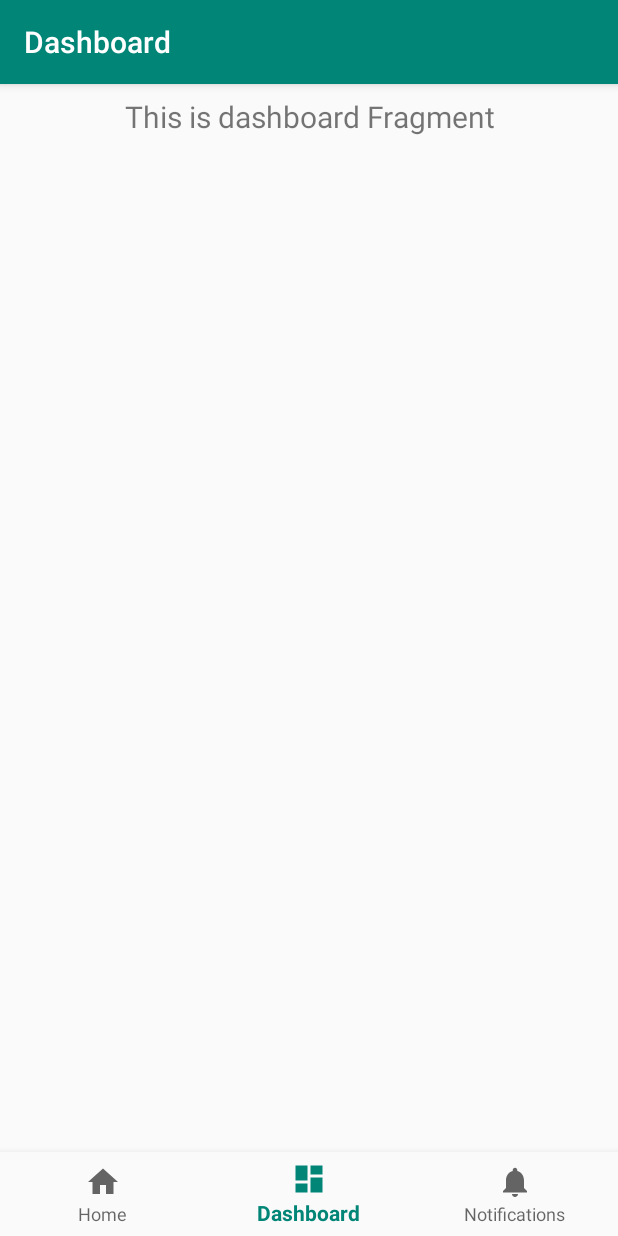
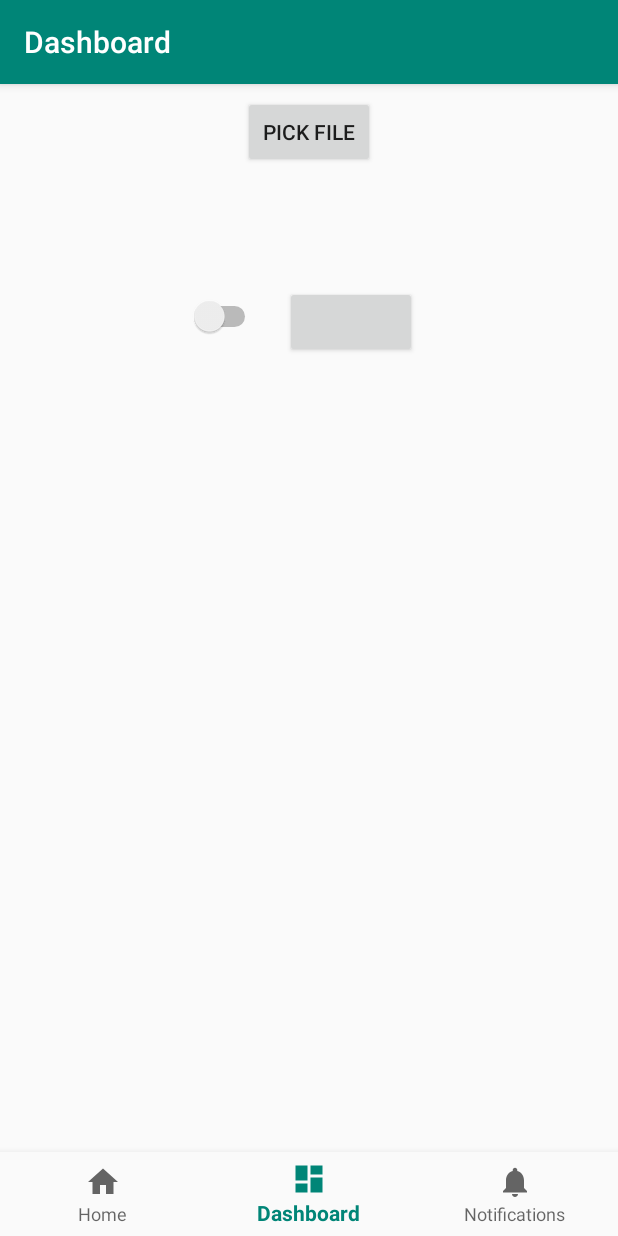
Before and after one commit to miguelromeral/SecretManager, an Android app: the screen it shows after launch (MainActivity), item 2 of the bottom bar chosen, on a phone screen of 412 x 824 dp. Run offline under Robolectric (Android 15) with nearby library versions, the phone set to English and light mode, and no system bars; our stand-ins replace data binding, navigation-ui; libraries missing offline, so code that uses them is left out: androidx.databinding.library, org.bouncycastle.jce, org.bouncycastle.util; 3 statements that could not run were skipped.

Commit message:
Refactor in execute button and with conditions for enable them

```diff
--- a/app/src/main/AndroidManifest.xml
+++ b/app/src/main/AndroidManifest.xml
@@ -10,7 +10,7 @@
         android:supportsRtl="true"
         android:theme="@style/AppTheme">
         <activity
-            android:name=".MainActivity"
+            android:name=".ui.activities.MainActivity"
             android:label="@string/app_name">
             <intent-filter>
                 <action android:name="android.intent.action.MAIN" />
--- a/app/src/main/java/es/miguelromeral/secretmanager/classes/MyCipher.kt
+++ b/app/src/main/java/es/miguelromeral/secretmanager/classes/MyCipher.kt
@@ -51,7 +51,7 @@ class MyCipher {
     }
 
     @Throws(Exception::class)
-    fun decrypt(encryptedIvTextBytes: ByteArray, key: String): String {
+    fun decrypt(encryptedIvTextBytes: ByteArray, key: String): ByteArray {
         val ivSize = 16
         val keySize = 16
 
@@ -77,6 +77,6 @@ class MyCipher {
         cipherDecrypt.init(Cipher.DECRYPT_MODE, secretKeySpec, ivParameterSpec)
         val decrypted = cipherDecrypt.doFinal(encryptedBytes)
 
-        return String(decrypted)
+        return decrypted
     }
 }
--- a/app/src/main/java/es/miguelromeral/secretmanager/MainActivity.kt
+++ b/app/src/main/java/es/miguelromeral/secretmanager/ui/activities/MainActivity.kt
@@ -1,7 +1,6 @@
-package es.miguelromeral.secretmanager
+package es.miguelromeral.secretmanager.ui.activities
 
 import android.os.Bundle
-import android.util.Base64
 import android.util.Log
 import com.google.android.material.bottomnavigation.BottomNavigationView
 import androidx.appcompat.app.AppCompatActivity
@@ -9,6 +8,7 @@ import androidx.navigation.findNavController
 import androidx.navigation.ui.AppBarConfiguration
 import androidx.navigation.ui.setupActionBarWithNavController
 import androidx.navigation.ui.setupWithNavController
+import es.miguelromeral.secretmanager.R
 import es.miguelromeral.secretmanager.classes.MyCipher
 import es.miguelromeral.secretmanager.classes.encode
 
@@ -24,13 +24,15 @@ class MainActivity : AppCompatActivity() {
         // menu should be considered as top level destinations.
         val appBarConfiguration = AppBarConfiguration(
             setOf(
-                R.id.navigation_home, R.id.navigation_dashboard, R.id.navigation_notifications
+                R.id.navigation_home,
+                R.id.navigation_dashboard,
+                R.id.navigation_notifications
             )
         )
         setupActionBarWithNavController(navController, appBarConfiguration)
         navView.setupWithNavController(navController)
 
-
+/*
         val c = MyCipher()
         val plain = "My plain message"
         val pwd = "pwdsadsadasdssssssssssssssssssssssssssssssssssssssssssssssssssssssssssssssss"
@@ -40,6 +42,6 @@ class MainActivity : AppCompatActivity() {
         val encrypted = c.encrypt(plain, pwd)
         Log.i("Test", "Encrypted: ${encode(encrypted)}")
         val restored = c.decrypt(encrypted, pwd)
-        Log.i("Test", "Restored: $restored")
+        Log.i("Test", "Restored: $restored")*/
     }
 }
--- a/app/src/main/java/es/miguelromeral/secretmanager/ui/dashboard/DashboardFragment.kt
+++ /dev/null
@@ -1,31 +0,0 @@
-package es.miguelromeral.secretmanager.ui.dashboard
-
-import android.os.Bundle
-import android.view.LayoutInflater
-import android.view.View
-import android.view.ViewGroup
-import android.widget.TextView
-import androidx.fragment.app.Fragment
-import androidx.lifecycle.Observer
-import androidx.lifecycle.ViewModelProviders
-import es.miguelromeral.secretmanager.R
-
-class DashboardFragment : Fragment() {
-
-    private lateinit var dashboardViewModel: DashboardViewModel
-
-    override fun onCreateView(
-        inflater: LayoutInflater,
-        container: ViewGroup?,
-        savedInstanceState: Bundle?
-    ): View? {
-        dashboardViewModel =
-            ViewModelProviders.of(this).get(DashboardViewModel::class.java)
-        val root = inflater.inflate(R.layout.fragment_dashboard, container, false)
-        val textView: TextView = root.findViewById(R.id.text_dashboard)
-        dashboardViewModel.text.observe(this, Observer {
-            textView.text = it
-        })
-        return root
-    }
-}
--- a/app/src/main/java/es/miguelromeral/secretmanager/ui/dashboard/DashboardViewModel.kt
+++ /dev/null
@@ -1,13 +0,0 @@
-package es.miguelromeral.secretmanager.ui.dashboard
-
-import androidx.lifecycle.LiveData
-import androidx.lifecycle.MutableLiveData
-import androidx.lifecycle.ViewModel
-
-class DashboardViewModel : ViewModel() {
-
-    private val _text = MutableLiveData<String>().apply {
-        value = "This is dashboard Fragment"
-    }
-    val text: LiveData<String> = _text
-}
--- /dev/null
+++ b/app/src/main/java/es/miguelromeral/secretmanager/ui/fragments/FileConverterFragment.kt
@@ -0,0 +1,79 @@
+package es.miguelromeral.secretmanager.ui.fragments
+
+import android.app.Activity
+import android.content.Intent
+import android.database.Cursor
+import android.os.Bundle
+import android.util.Log
+import android.view.LayoutInflater
+import android.view.View
+import android.view.ViewGroup
+import android.widget.TextView
+import android.widget.Toast
+import androidx.databinding.DataBindingUtil
+import androidx.fragment.app.Fragment
+import androidx.lifecycle.Observer
+import androidx.lifecycle.ViewModelProviders
+import es.miguelromeral.secretmanager.R
+import es.miguelromeral.secretmanager.databinding.FragmentFileConverterBinding
+import es.miguelromeral.secretmanager.ui.shareContentText
+import es.miguelromeral.secretmanager.ui.viewmodelfactories.FileConverterFactory
+import es.miguelromeral.secretmanager.ui.viewmodelfactories.HomeFactory
+import es.miguelromeral.secretmanager.ui.viewmodels.FileConverterViewModel
+import es.miguelromeral.secretmanager.ui.viewmodels.HomeViewModel
+
+class FileConverterFragment : Fragment() {
+
+    private lateinit var viewModel: FileConverterViewModel
+    private lateinit var binding: FragmentFileConverterBinding
+
+    override fun onCreateView(
+        inflater: LayoutInflater,
+        container: ViewGroup?,
+        savedInstanceState: Bundle?
+    ): View? {
+
+        // Get the current application
+        val application = requireNotNull(this.activity).application
+        // Get the View Model Factory
+        val vmf = FileConverterFactory(application)
+        // Initialize View Model
+        viewModel = ViewModelProviders.of(this, vmf).get(FileConverterViewModel::class.java)
+        // Initialize Binding
+        binding = DataBindingUtil.inflate(inflater, es.miguelromeral.secretmanager.R.layout.fragment_file_converter, container, false)
+        // Passing the parameters to binding variables
+        binding.viewModel = viewModel
+        binding.fileItem = viewModel.item
+
+        binding.bPickFile.setOnClickListener{
+            val intent = Intent(Intent.ACTION_OPEN_DOCUMENT).apply {
+                addCategory(Intent.CATEGORY_OPENABLE)
+                type = "*/*"
+            }
+            startActivityForResult(intent, REQUEST_CODE)
+        }
+
+        binding.executeButton.bExecute.setOnClickListener{
+            viewModel.execute()
+        }
+
+        // Returning the binding root
+        return binding.root
+    }
+
+
+
+    override fun onActivityResult(requestCode: Int, resultCode: Int, data: Intent?) {
+        when(requestCode){
+            REQUEST_CODE -> {
+                if(resultCode == Activity.RESULT_OK){
+                    viewModel.proccessNewFile(context!!, data?.data)
+                }
+            }
+        }
+    }
+
+    companion object{
+        private const val REQUEST_CODE = 10
+    }
+}
--- a/app/src/main/java/es/miguelromeral/secretmanager/ui/home/HomeFragment.kt
+++ b/app/src/main/java/es/miguelromeral/secretmanager/ui/fragments/HomeFragment.kt
@@ -1,33 +1,20 @@
-package es.miguelromeral.secretmanager.ui.home
+package es.miguelromeral.secretmanager.ui.fragments
 
 import android.os.Bundle
-import android.util.Log
 import android.view.*
-import android.widget.TextView
-import androidx.core.view.GestureDetectorCompat
-import androidx.core.view.MotionEventCompat
 import androidx.databinding.DataBindingUtil
 import androidx.fragment.app.Fragment
-import androidx.lifecycle.Observer
-import androidx.lifecycle.ViewModel
 import androidx.lifecycle.ViewModelProviders
-import es.miguelromeral.secretmanager.R
 import es.miguelromeral.secretmanager.databinding.FragmentHomeBinding
-import es.miguelromeral.secretmanager.ui.models.TextItem
 import es.miguelromeral.secretmanager.ui.viewmodelfactories.HomeFactory
 import es.miguelromeral.secretmanager.ui.viewmodels.HomeViewModel
-import android.view.MotionEvent
-import android.app.Activity
-import android.content.Context
 import android.widget.Toast
-import es.miguelromeral.secretmanager.MainActivity
 import es.miguelromeral.secretmanager.ui.shareContentText
-import kotlinx.android.synthetic.main.fragment_home.*
 
 
 class HomeFragment : Fragment() {
 
-    private lateinit var homeViewModel: HomeViewModel
+    private lateinit var viewModel: HomeViewModel
     private lateinit var binding: FragmentHomeBinding
 
     override fun onCreateView(
@@ -41,23 +28,23 @@ class HomeFragment : Fragment() {
         // Get the View Model Factory
         val vmf = HomeFactory(application)
         // Initialize View Model
-        homeViewModel = ViewModelProviders.of(this, vmf).get(HomeViewModel::class.java)
+        viewModel = ViewModelProviders.of(this, vmf).get(HomeViewModel::class.java)
         // Initialize Binding
         binding = DataBindingUtil.inflate(inflater, es.miguelromeral.secretmanager.R.layout.fragment_home, container, false)
         // Passing the parameters to binding variables
-        binding.viewModel = homeViewModel
-        binding.item = homeViewModel.item
+        binding.viewModel = viewModel
+        binding.item = viewModel.item
 
         binding.bShareOutput.setOnClickListener{view ->
-            if(homeViewModel.item.output.isNotEmpty()) {
-                shareContentText(view.context, homeViewModel.item.output)
+            if(viewModel.item.output.isNotEmpty()) {
+                shareContentText(view.context, viewModel.item.output)
             }else{
                 Toast.makeText(context, "Output is empty yet.", Toast.LENGTH_LONG).show()
             }
         }
 
         binding.bExchange.setOnClickListener{
-            homeViewModel.item.let{
+            viewModel.item.let{
                 if(it.output.isNotEmpty()) {
                     it.input = it.output
                     it.output = ""
@@ -68,8 +55,13 @@ class HomeFragment : Fragment() {
         }
 
 
+        binding.executeButton.bExecute.setOnClickListener{
+            viewModel.execute()
+        }
+
         // DEBUGGING:
-        homeViewModel.item.input = "Debugging! \uD83D\uDE01"
+        viewModel.item.password = "password"
+        viewModel.item.input = "Debugging! \uD83D\uDE01"
         //////////////
 
 
--- /dev/null
+++ b/app/src/main/java/es/miguelromeral/secretmanager/ui/models/FileItem.kt
@@ -0,0 +1,86 @@
+package es.miguelromeral.secretmanager.ui.models
+
+import android.util.Log
+import androidx.databinding.BaseObservable
+import androidx.databinding.Bindable
+import androidx.databinding.library.baseAdapters.BR
+import es.miguelromeral.secretmanager.classes.MyCipher
+import es.miguelromeral.secretmanager.classes.decode
+import es.miguelromeral.secretmanager.classes.encode
+
+private const val TAG = "FileItem"
+
+class FileItem : BaseObservable() {
+
+    val myCipher = MyCipher()
+
+    @Bindable
+    var name: String = String()
+        set(value){
+            field = value
+            notifyPropertyChanged(BR.name)
+        }
+        get() = field
+
+    @Bindable
+    var path: String = String()
+        set(value){
+            field = value
+            notifyPropertyChanged(BR.path)
+            ready = value.isNotEmpty()
+        }
+        get() = field
+
+    @Bindable
+    var size: String = String()
+        set(value){
+            field = value
+            notifyPropertyChanged(BR.size)
+        }
+        get() = field
+
+
+    @Bindable
+    var decrypt: Boolean = false
+        set(value){
+            field = value
+            notifyPropertyChanged(BR.decrypt)
+        }
+        get() = field
+
+    @Bindable
+    var ready: Boolean = false
+        set(value){
+            field = value
+            notifyPropertyChanged(BR.ready)
+        }
+        get() = field
+
+    @Bindable
+    var password: String = String()
+        set(value) {
+            field = value
+            notifyPropertyChanged(BR.password)
+        }
+        get() = field
+
+
+
+
+
+    fun encrypt(): Boolean {
+        try{
+
+            return true
+        }catch (e: Exception){
+            return false
+        }
+    }
+    fun decrypt(): Boolean {
+        try{
+            return true
+        }catch (e: Exception){
+            return false
+        }
+    }
+}
--- a/app/src/main/java/es/miguelromeral/secretmanager/ui/models/TextItem.kt
+++ b/app/src/main/java/es/miguelromeral/secretmanager/ui/models/TextItem.kt
@@ -22,11 +22,21 @@ class TextItem : BaseObservable() {
         }
         get() = field
 
+
+    @Bindable
+    var ready: Boolean = false
+        set(value){
+            field = value
+            notifyPropertyChanged(BR.ready)
+        }
+        get() = field
+
     @Bindable
     var password: String = String()
         set(value) {
             field = value
             notifyPropertyChanged(BR.password)
+            updateReady()
         }
         get() = field
 
@@ -35,8 +45,13 @@ class TextItem : BaseObservable() {
         set(value) {
             field = value
             notifyPropertyChanged(BR.input)
+            updateReady()
         }
         get() = field
+
+    private fun updateReady(){
+        ready = (input.isNotEmpty() && password.isNotEmpty())
+    }
 
     @Bindable
     var output: String = String()
@@ -63,7 +78,7 @@ class TextItem : BaseObservable() {
         try{
             val decoded = decode(input)
             Log.i(TAG, "Decrypting $decoded with password $password")
-            output = myCipher.decrypt(decoded, password)
+            output = String(myCipher.decrypt(decoded, password))
             Log.i(TAG, "Resulting $output")
             Log.i(TAG, "And its encryption is ${myCipher.encrypt(output, password)}")
             return true
--- /dev/null
+++ b/app/src/main/java/es/miguelromeral/secretmanager/ui/viewmodelfactories/FileConverterFactory.kt
@@ -0,0 +1,20 @@
+package es.miguelromeral.secretmanager.ui.viewmodelfactories
+
+import android.app.Application
+import androidx.lifecycle.ViewModel
+import androidx.lifecycle.ViewModelProvider
+import es.miguelromeral.secretmanager.ui.viewmodels.FileConverterViewModel
+import java.lang.IllegalArgumentException
+
+class FileConverterFactory (
+    private val application: Application
+) : ViewModelProvider.Factory {
+
+    @Suppress("unchecked_cast")
+    override  fun <T: ViewModel?> create(modelClass: Class<T>): T {
+        if(modelClass.isAssignableFrom(FileConverterViewModel::class.java)){
+            return FileConverterViewModel(application) as T
+        }
+        throw IllegalArgumentException("Unknown ViewModel class")
+    }
+}
--- a/app/src/main/java/es/miguelromeral/secretmanager/ui/viewmodels/HomeViewModel.kt
+++ b/app/src/main/java/es/miguelromeral/secretmanager/ui/viewmodels/HomeViewModel.kt
@@ -14,17 +14,8 @@ class HomeViewModel
     (application: Application) :
     AndroidViewModel(application)
 {
-
-    private val _text = MutableLiveData<String>().apply {
-        value = "This is home Fragment"
-    }
-    val text: LiveData<String> = _text
-
-
     private val _item = TextItem()
     val item: TextItem = _item
-
-
 
     fun execute() = when(item.decrypt){
         false -> item.encrypt()
--- /dev/null
+++ b/app/src/main/res/layout/execute_button.xml
@@ -0,0 +1,54 @@
+<?xml version="1.0" encoding="utf-8"?>
+
+<layout
+    xmlns:android="http://schemas.android.com/apk/res/android"
+    xmlns:app="http://schemas.android.com/apk/res-auto"
+    xmlns:tools="http://schemas.android.com/tools">
+
+    <data>
+        <!--<import type="kotlin.jvm.functions.Function1"/>
+        <import type="kotlin.Unit"/>
+
+        <variable
+            name="action"
+            type="Function1&lt;Unit>" />-->
+        <variable
+            name="enableButton"
+            type="java.lang.Boolean" />
+
+        <variable
+            name="checker"
+            type="java.lang.Boolean" />
+    </data>
+
+
+<androidx.constraintlayout.widget.ConstraintLayout
+    android:layout_width="wrap_content"
+    android:layout_height="wrap_content">
+
+
+    <Button
+        android:id="@+id/bExecute"
+        android:layout_width="wrap_content"
+        android:layout_height="wrap_content"
+        android:layout_marginEnd="8dp"
+        android:enabled="@{enableButton}"
+        android:text="@{checker == false ? @string/encrypt : @string/decrypt }"
+        app:layout_constraintBottom_toBottomOf="parent"
+        app:layout_constraintEnd_toEndOf="parent"
+        app:layout_constraintTop_toTopOf="parent"
+        tools:text="ENCRYPT" />
+
+    <Switch
+        android:id="@+id/sOperation"
+        android:layout_width="wrap_content"
+        android:layout_height="wrap_content"
+        android:layout_marginEnd="16dp"
+        android:checked="@={checker}"
+        app:layout_constraintBottom_toBottomOf="@+id/bExecute"
+        app:layout_constraintEnd_toStartOf="@+id/bExecute"
+        app:layout_constraintTop_toTopOf="@+id/bExecute"
+        app:layout_constraintVertical_bias="0.333" />
+
+</androidx.constraintlayout.widget.ConstraintLayout>
+</layout>
--- a/app/src/main/res/layout/fragment_dashboard.xml
+++ /dev/null
@@ -1,19 +0,0 @@
-<?xml version="1.0" encoding="utf-8"?>
-<androidx.constraintlayout.widget.ConstraintLayout xmlns:android="http://schemas.android.com/apk/res/android"
-    xmlns:app="http://schemas.android.com/apk/res-auto"
-    android:layout_width="match_parent"
-    android:layout_height="match_parent">
-
-    <TextView
-        android:id="@+id/text_dashboard"
-        android:layout_width="match_parent"
-        android:layout_height="wrap_content"
-        android:layout_marginStart="8dp"
-        android:layout_marginTop="8dp"
-        android:layout_marginEnd="8dp"
-        android:textAlignment="center"
-        android:textSize="20sp"
-        app:layout_constraintEnd_toEndOf="parent"
-        app:layout_constraintStart_toStartOf="parent"
-        app:layout_constraintTop_toTopOf="parent" />
-</androidx.constraintlayout.widget.ConstraintLayout>
--- /dev/null
+++ b/app/src/main/res/layout/fragment_file_converter.xml
@@ -0,0 +1,78 @@
+<?xml version="1.0" encoding="utf-8"?>
+
+<layout xmlns:tools="http://schemas.android.com/tools"
+    xmlns:android="http://schemas.android.com/apk/res/android"
+    xmlns:app="http://schemas.android.com/apk/res-auto"
+    xmlns:bind="http://schemas.android.com/apk/res-auto">
+
+    <data>
+        <variable
+            name="viewModel"
+            type="es.miguelromeral.secretmanager.ui.viewmodels.FileConverterViewModel" />
+        <variable
+            name="fileItem"
+            type="es.miguelromeral.secretmanager.ui.models.FileItem" />
+    </data>
+
+    <!--
+<ScrollView
+    android:layout_width="match_parent"
+    android:layout_height="match_parent">
+-->
+<androidx.constraintlayout.widget.ConstraintLayout
+    android:layout_width="match_parent"
+    android:layout_height="match_parent">
+
+
+    <Button
+        android:id="@+id/bPickFile"
+        android:layout_width="wrap_content"
+        android:layout_height="wrap_content"
+        android:layout_marginStart="8dp"
+        android:layout_marginTop="8dp"
+        android:layout_marginEnd="8dp"
+        android:text="Pick file"
+        app:layout_constraintEnd_toEndOf="parent"
+        app:layout_constraintStart_toStartOf="parent"
+        app:layout_constraintTop_toTopOf="parent" />
+
+    <TextView
+        android:id="@+id/tvFilePath"
+        android:layout_width="wrap_content"
+        android:layout_height="wrap_content"
+        android:layout_marginTop="8dp"
+        android:text="@{fileItem.name}"
+        app:layout_constraintEnd_toEndOf="@+id/bPickFile"
+        app:layout_constraintStart_toStartOf="@+id/bPickFile"
+        app:layout_constraintTop_toBottomOf="@+id/bPickFile"
+        tools:text="path/to/my/file" />
+
+
+    <TextView
+        android:id="@+id/tvFileSize"
+        android:layout_width="wrap_content"
+        android:layout_height="wrap_content"
+        android:layout_marginTop="8dp"
+        android:text="@{fileItem.size}"
+        app:layout_constraintEnd_toEndOf="@+id/tvFilePath"
+        app:layout_constraintTop_toBottomOf="@+id/tvFilePath"
+        tools:text="1.2 MB" />
+
+
+    <include
+        android:id="@+id/execute_button"
+        bind:checker="@={fileItem.decrypt}"
+        bind:enableButton="@{fileItem.ready}"
+        layout="@layout/execute_button"
+        android:layout_width="wrap_content"
+        android:layout_height="wrap_content"
+        android:layout_marginTop="24dp"
+        app:layout_constraintEnd_toEndOf="parent"
+        app:layout_constraintStart_toStartOf="parent"
+        app:layout_constraintTop_toBottomOf="@+id/tvFileSize" />
+
+</androidx.constraintlayout.widget.ConstraintLayout>
+<!--
+</ScrollView>
+-->
+</layout>
--- a/app/src/main/res/navigation/mobile_navigation.xml
+++ b/app/src/main/res/navigation/mobile_navigation.xml
@@ -7,15 +7,15 @@
 
     <fragment
         android:id="@+id/navigation_home"
-        android:name="es.miguelromeral.secretmanager.ui.home.HomeFragment"
+        android:name="es.miguelromeral.secretmanager.ui.fragments.HomeFragment"
         android:label="@string/title_home"
         tools:layout="@layout/fragment_home" />
 
     <fragment
         android:id="@+id/navigation_dashboard"
-        android:name="es.miguelromeral.secretmanager.ui.dashboard.DashboardFragment"
+        android:name="es.miguelromeral.secretmanager.ui.fragments.FileConverterFragment"
         android:label="@string/title_dashboard"
-        tools:layout="@layout/fragment_dashboard" />
+        tools:layout="@layout/fragment_file_converter" />
 
     <fragment
         android:id="@+id/navigation_notifications"
```
Also changed, not shown: app/src/main/java/es/miguelromeral/secretmanager/classes/FileUtils.kt (added, +48 -0 lines), app/src/main/java/es/miguelromeral/secretmanager/ui/DisplayUtils.kt (+14 -0 lines), app/src/main/java/es/miguelromeral/secretmanager/ui/viewmodels/FileConverterViewModel.kt (added, +61 -0 lines), app/src/main/res/layout/fragment_home.xml (+14 -22 lines).
